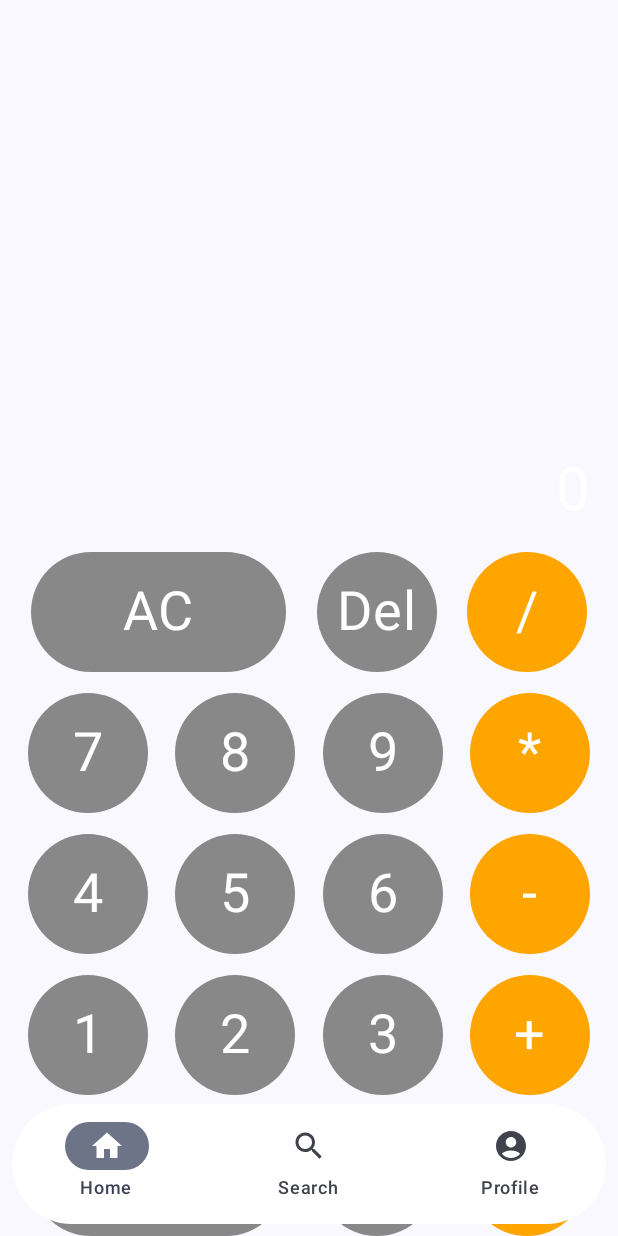
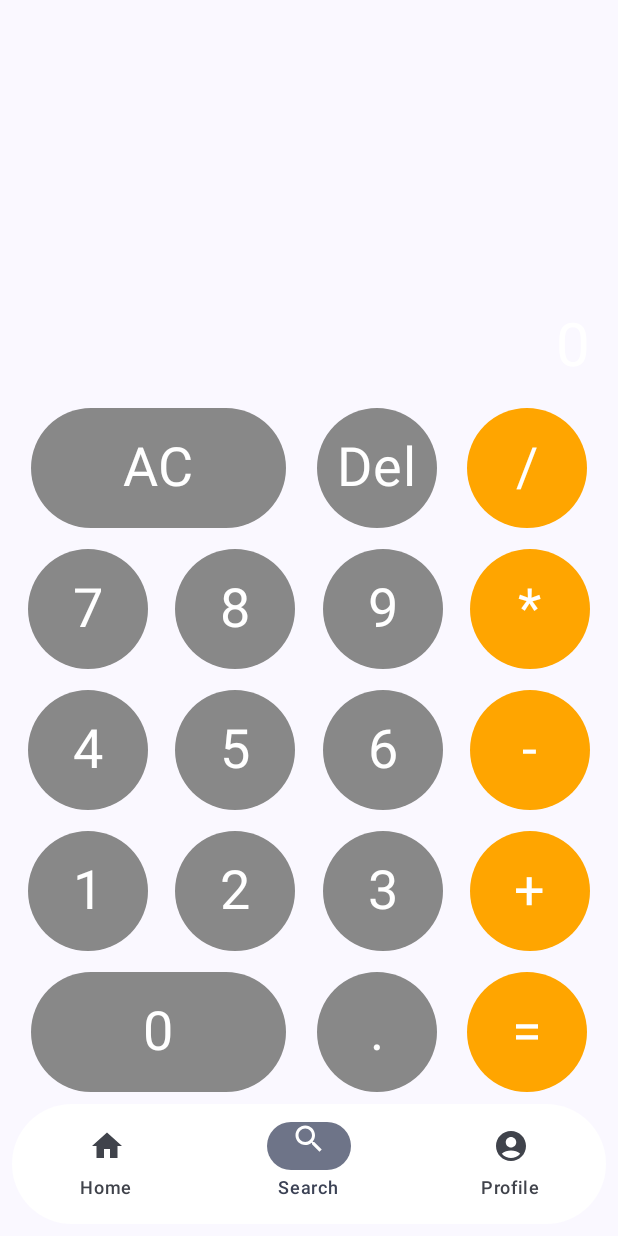
Before and after one commit to Navee-code/JetPackComposeLearning, an Android app built with Jetpack Compose: the screen it shows after launch (MainActivity), item 2 of the bottom bar chosen, on a phone screen of 412 x 824 dp. Run offline under Robolectric (Android 15) with nearby library versions, the phone set to English and light mode, and no system bars; our stand-ins replace Room's generated code, livedata-compose; libraries missing offline, so code that uses them is left out: androidx.databinding.adapters.

```diff
--- a/app/src/main/AndroidManifest.xml
+++ b/app/src/main/AndroidManifest.xml
@@ -8,6 +8,7 @@
         android:fullBackupContent="@xml/backup_rules"
         android:icon="@mipmap/ic_launcher"
         android:label="@string/app_name"
+        android:name=".AppApplication"
         android:roundIcon="@mipmap/ic_launcher_round"
         android:supportsRtl="true"
         android:theme="@style/Theme.CalculatorTest"
--- /dev/null
+++ b/app/src/main/java/com/ferbotz/calculatortest/AppApplication.kt
@@ -0,0 +1,12 @@
+package com.ferbotz.calculatortest
+
+import android.app.Application
+import com.ferbotz.calculatortest.database.AppDb
+
+class AppApplication : Application() {
+    val db: AppDb by lazy { AppDb.getDatabase(this) }
+    override fun onCreate() {
+        super.onCreate()
+
+    }
+}
--- /dev/null
+++ b/app/src/main/java/com/ferbotz/calculatortest/AppConstants.kt
@@ -0,0 +1,5 @@
+package com.ferbotz.calculatortest
+
+object AppConstants {
+    const val appDb = "app_database"
+}
--- a/app/src/main/java/com/ferbotz/calculatortest/BottomNavigationItem.kt
+++ b/app/src/main/java/com/ferbotz/calculatortest/BottomNavigationItem.kt
@@ -1,5 +1,6 @@
 package com.ferbotz.calculatortest
 
+import android.util.Log
 import androidx.compose.material.icons.Icons
 import androidx.compose.material.icons.filled.AccountCircle
 import androidx.compose.material.icons.filled.Home
@@ -11,6 +12,12 @@ data class BottomNavigationItem(
     val icon : ImageVector = Icons.Filled.Home,
     val route : String = ""
 ) {
+
+    var lambda = {a: Int , b: Int -> a * b }
+
+    val lambada1 ={ a:String, _:Int -> Log.e("Message",a)}
+
+    val home:String ="home_route"
 
     fun bottomNavigationItems() : List<BottomNavigationItem> {
         return listOf(
@@ -31,4 +38,21 @@ data class BottomNavigationItem(
             ),
         )
     }
+
+    fun kotlinFunction(num:String):String{
+        lambda(2,3)
+        lambada1("Eroor",2)
+       HighOrderKotlin {
+
+
+
+       }
+
+        return ""
+    }
+
+    fun HighOrderKotlin(callBack: (String) -> Unit){
+        callBack("CallBAck")
+    }
+
 }
--- a/app/src/main/java/com/ferbotz/calculatortest/CalculatorOperation.kt
+++ b/app/src/main/java/com/ferbotz/calculatortest/CalculatorOperation.kt
@@ -5,6 +5,4 @@ sealed class CalculatorOperation(val symbol: String) {
     object Subtract : CalculatorOperation("-")
     object Divide : CalculatorOperation("/")
     object Multiply : CalculatorOperation("*")
-
-
 }
--- a/app/src/main/java/com/ferbotz/calculatortest/MainActivity.kt
+++ b/app/src/main/java/com/ferbotz/calculatortest/MainActivity.kt
@@ -1,15 +1,16 @@
 package com.ferbotz.calculatortest
 
 
+import android.annotation.SuppressLint
 import android.os.Bundle
-import android.util.Log
+import android.widget.Toast
 import androidx.compose.runtime.getValue
 
 import androidx.activity.ComponentActivity
 import androidx.activity.compose.setContent
 import androidx.activity.enableEdgeToEdge
-import androidx.compose.animation.animateColorAsState
-import androidx.compose.animation.core.animateDpAsState
+
+import androidx.compose.animation.core.animateFloatAsState
 import androidx.compose.animation.core.tween
 import androidx.compose.foundation.background
 
@@ -23,12 +24,18 @@ import androidx.compose.foundation.layout.Spacer
 import androidx.compose.foundation.layout.fillMaxSize
 import androidx.compose.foundation.layout.fillMaxWidth
 import androidx.compose.foundation.layout.height
+import androidx.compose.foundation.layout.offset
 import androidx.compose.foundation.layout.padding
 import androidx.compose.foundation.layout.size
+import androidx.compose.foundation.layout.wrapContentSize
 import androidx.compose.foundation.lazy.LazyColumn
 import androidx.compose.foundation.shape.CircleShape
 import androidx.compose.foundation.shape.RoundedCornerShape
+import androidx.compose.material.icons.Icons
+import androidx.compose.material.icons.filled.Add
+import androidx.compose.material3.Card
 import androidx.compose.material3.ExperimentalMaterial3Api
+import androidx.compose.material3.FloatingActionButton
 import androidx.compose.material3.Icon
 
 import androidx.compose.material3.MaterialTheme
@@ -55,6 +62,9 @@ import androidx.compose.ui.text.style.TextAlign
 
 import androidx.compose.ui.unit.dp
 import androidx.compose.ui.unit.sp
+import androidx.compose.ui.window.Dialog
+import androidx.lifecycle.Lifecycle
+import androidx.lifecycle.lifecycleScope
 import androidx.lifecycle.viewmodel.compose.viewModel
 import androidx.navigation.NavGraph.Companion.findStartDestination
 import androidx.navigation.compose.NavHost
@@ -63,61 +73,91 @@ import androidx.navigation.compose.rememberNavController
 import com.ferbotz.calculatortest.database.AppDb
 import com.ferbotz.calculatortest.database.Remainders
 import com.ferbotz.calculatortest.ui.theme.CalculatorTestTheme
-import kotlinx.coroutines.GlobalScope
+import kotlinx.coroutines.*
 import kotlinx.coroutines.delay
 import kotlinx.coroutines.launch
+import kotlinx.coroutines.runBlocking
 
 class MainActivity : ComponentActivity() {
-    private val db: AppDb by lazy {
-        AppDb.getDatabase(this)
-    }
 
+
+    @SuppressLint("CoroutineCreationDuringComposition")
     override fun onCreate(savedInstanceState: Bundle?) {
         super.onCreate(savedInstanceState)
         enableEdgeToEdge()
-          Log.e("valuExtension ",null.method());
+        val application = application as AppApplication
         setContent {
             CalculatorTestTheme {
-                createDb(db)
+                lifecycleScope.launch (Dispatchers.IO){
+                    application.db.noteDao().insertNote(Remainders(null,"main text"))
+                    withContext(Dispatchers.Main){
+
+                    }
+                }
                 App()
             }
         }
     }
 }
 
-fun Any?.method(): String{
-    if(this == null) return "null"
-    return toString()
-}
-
-fun createDb(db:AppDb){
-    GlobalScope.launch {
-        db.noteDao().insertNote(Remainders(null,"main text"))
-    }
 
 
-}
 @Composable
 fun LazyColum() {
-    LazyColumn {
-        repeat(10000) { index ->
-            item {
-                Box( modifier = Modifier
-                    .fillMaxSize(),
-                    contentAlignment = Alignment.Center) {
+    var showDialog by remember { mutableStateOf(false) }
+    Box(modifier = Modifier.fillMaxSize()) {
+        LazyColumn {
+            items(10000) { index -> // Use items() instead of repeat
+                Box(
+                    modifier = Modifier
+                        .fillMaxWidth()
+                        .padding(16.dp),
+                    contentAlignment = Alignment.Center
+                ) {
                     Text(
                         text = "Value $index",
                         fontSize = 30.sp,
                         color = Color.White,
                         textAlign = TextAlign.Center,
-                        modifier = Modifier
-                            .fillMaxWidth()
-                            .padding(16.dp)
-
+                        modifier = Modifier.fillMaxWidth()
                     )
                 }
+            }
+        }
 
-            }
+        FloatingActionButton(
+            onClick = {
+               showDialog = true
+            },
+            modifier = Modifier
+                .align(Alignment.BottomEnd)
+                .padding(16.dp),
+            containerColor = Color.Blue
+        ) {
+            Icon(imageVector = Icons.Default.Add, contentDescription = "Add")
+        }
+        if (showDialog) {
+            MinimalDialog{ showDialog = false }
+        }
+    }
+}
+@Composable
+fun MinimalDialog(onDismissRequest: () -> Unit) {
+    Dialog(onDismissRequest = { onDismissRequest() }) {
+        Card(
+            modifier = Modifier
+                .fillMaxWidth()
+                .height(200.dp)
+                .padding(16.dp),
+            shape = RoundedCornerShape(16.dp),
+        ) {
+            Text(
+                text = "This is  dialog",
+                modifier = Modifier
+                    .fillMaxSize()
+                    .wrapContentSize(Alignment.Center),
+                textAlign = TextAlign.Center,
+            )
         }
     }
 }
@@ -126,31 +166,34 @@ fun LazyColum() {
 fun BottomNavigationBar() {
     val navController = rememberNavController()
     var selectedIndex by remember { mutableStateOf(0) }
+
     Scaffold(
         bottomBar = {
             NavigationBar(
                 modifier = Modifier
-                    .padding(8.dp) // Adds spacing from the edges
-                    .clip(RoundedCornerShape(160.dp)), // Makes the edges rounded
+                    .padding(8.dp)
+                    .clip(RoundedCornerShape(160.dp)),
                 containerColor = Color.White
-            ){
-                BottomNavigationItem().bottomNavigationItems().forEachIndexed {index,navigationItem ->
+            ) {
+                BottomNavigationItem().bottomNavigationItems().forEachIndexed { index, navigationItem ->
 
+                    val animatedOffset by animateFloatAsState(
+                        targetValue = if (selectedIndex == index) -5f else 0f,
+                        animationSpec = tween(durationMillis = 100)
+                    )
 
                     NavigationBarItem(
                         selected = selectedIndex == index,
-                        label = {
-                            Text(navigationItem.label)
-                        },
+                        label = { Text(navigationItem.label) },
                         icon = {
                             Icon(
                                 navigationItem.icon,
                                 contentDescription = navigationItem.label,
+                                modifier = Modifier.offset(y = animatedOffset.dp) // Moves icon up when selected
                             )
                         },
                         onClick = {
-                            Log.e("PrintBottom ",index.toString())
-                            var navigationSelectedItem = index
+                            selectedIndex = index
                             navController.navigate(navigationItem.route) {
                                 popUpTo(navController.graph.findStartDestination().id) {
                                     saveState = true
@@ -164,29 +207,23 @@ fun BottomNavigationBar() {
             }
         }
     ) { paddingValues ->
-         print(paddingValues)
-        NavHost(navController = navController, startDestination = BottomNav.Home.route) {
-            composable(BottomNav.Search.route) {
-                CalculatorContent( )
+        Box(modifier = Modifier.padding(paddingValues)) {
+            NavHost(navController = navController, startDestination = BottomNav.Home.route) {
+                composable(BottomNav.Search.route) { CalculatorContent() }
+                composable(BottomNav.Home.route) { HomeBox() }
+                composable(BottomNav.Profile.route) {
+                    LazyColum()
+                }
             }
-            composable(BottomNav.Home.route) {
-                HomeBox()
-            }
-            composable(BottomNav.Profile.route) {
-                LazyColum()
-
-            }
-
         }
-
     }
 }
+
 @Composable
 fun App() {
     CalculatorTestTheme {
         Scaffold(
             topBar = {
-
             },
             bottomBar = {
                 NavigationBar {
@@ -200,7 +237,6 @@ fun App() {
                         .padding(paddingValues),
                     color = MaterialTheme.colorScheme.background
                 ) {
-                  //  CalculatorContent()
                 }
             }
         )
@@ -384,34 +420,4 @@ fun CalculatorTestTheme(
         )
     }
 
-//    MaterialTheme(
-//        colorScheme = colorScheme,
-//        typography = Typography,
-//        content = content
-//    )
 }
-
-
-//    MaterialTheme(
-//        colorScheme = colorScheme,
-//        typography = Typography(),
-//        shapes = Shapes(),
-//        content = content
-//    )
-
-
-//@Composable
-//fun Greeting(name: String, modifier: Modifier = Modifier) {
-//    Text(
-//        text = "Hello $name!",
-//        modifier = modifier
-//    )
-//}
-//
-//@Preview(showBackground = true)
-//@Composable
-//fun GreetingPreview() {
-//    CalculatorTestTheme {
-//        Greeting("Android")
-//    }
-//}
--- a/app/src/main/java/com/ferbotz/calculatortest/RemainderViewModel.kt
+++ b/app/src/main/java/com/ferbotz/calculatortest/RemainderViewModel.kt
@@ -4,5 +4,4 @@ import androidx.lifecycle.ViewModel
 
 class RemainderViewModel:ViewModel(){
 
-
 }
--- a/app/src/main/java/com/ferbotz/calculatortest/database/AppDao.kt
+++ b/app/src/main/java/com/ferbotz/calculatortest/database/AppDao.kt
@@ -6,5 +6,5 @@ import androidx.room.*
 @Dao
 interface AppDao {
     @Insert(onConflict = OnConflictStrategy.IGNORE)
-    fun insertNote(remainders: Remainders)
+    suspend fun insertNote(remainders: Remainders)
 }
--- a/app/src/main/java/com/ferbotz/calculatortest/database/AppDb.kt
+++ b/app/src/main/java/com/ferbotz/calculatortest/database/AppDb.kt
@@ -6,13 +6,13 @@ import androidx.room.Database
 
 import androidx.room.Room
 import androidx.room.RoomDatabase
+import com.ferbotz.calculatortest.AppConstants
 
 
 @Database(entities = [Remainders::class], version = 1, exportSchema = false)
 abstract class AppDb : RoomDatabase() {
 
     abstract fun noteDao(): AppDao
-
     companion object {
         @Volatile
         private var instance: AppDb? = null
@@ -25,7 +25,7 @@ abstract class AppDb : RoomDatabase() {
                 val instanceNew = Room.databaseBuilder(
                     context.applicationContext,
                     AppDb::class.java,
-                    "app_database"
+                    AppConstants.appDb
                 ).build()
                 instance = instanceNew
                 return instanceNew
```
Also changed, not shown: app/src/main/java/com/ferbotz/calculatortest/CalculatorButton.kt (+0 -7 lines), app/src/main/java/com/ferbotz/calculatortest/helper/TestHelper.kt (added, +31 -0 lines), app/src/main/java/com/ferbotz/calculatortest/CalculatorAction.kt (line endings or trailing spaces).
